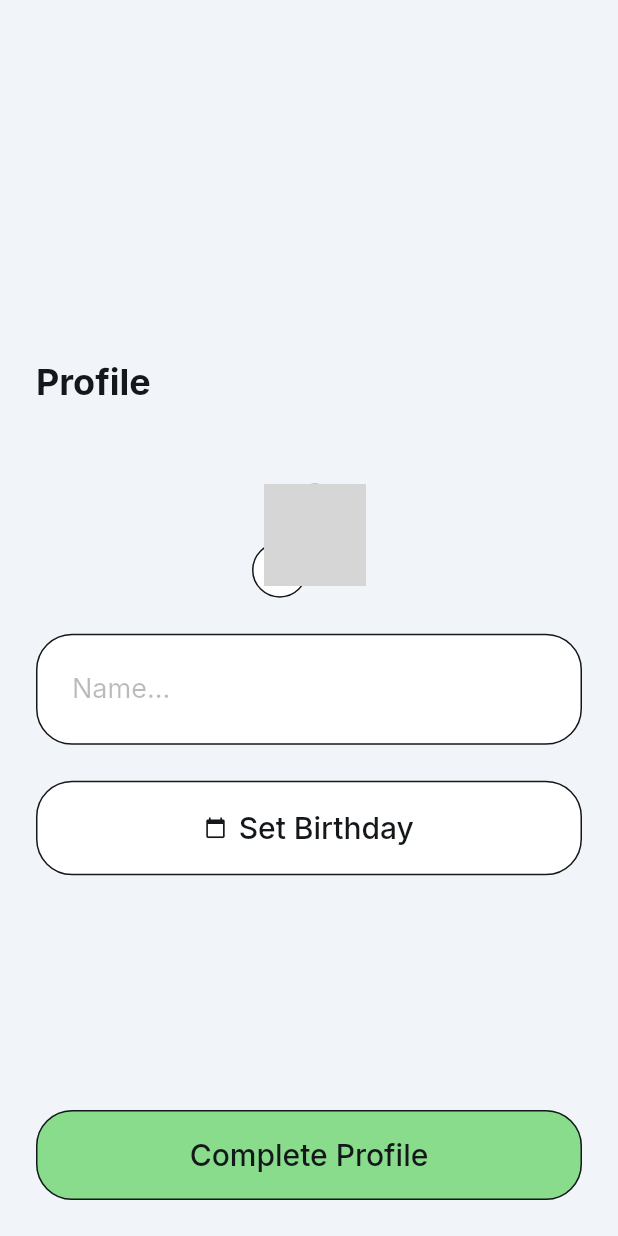
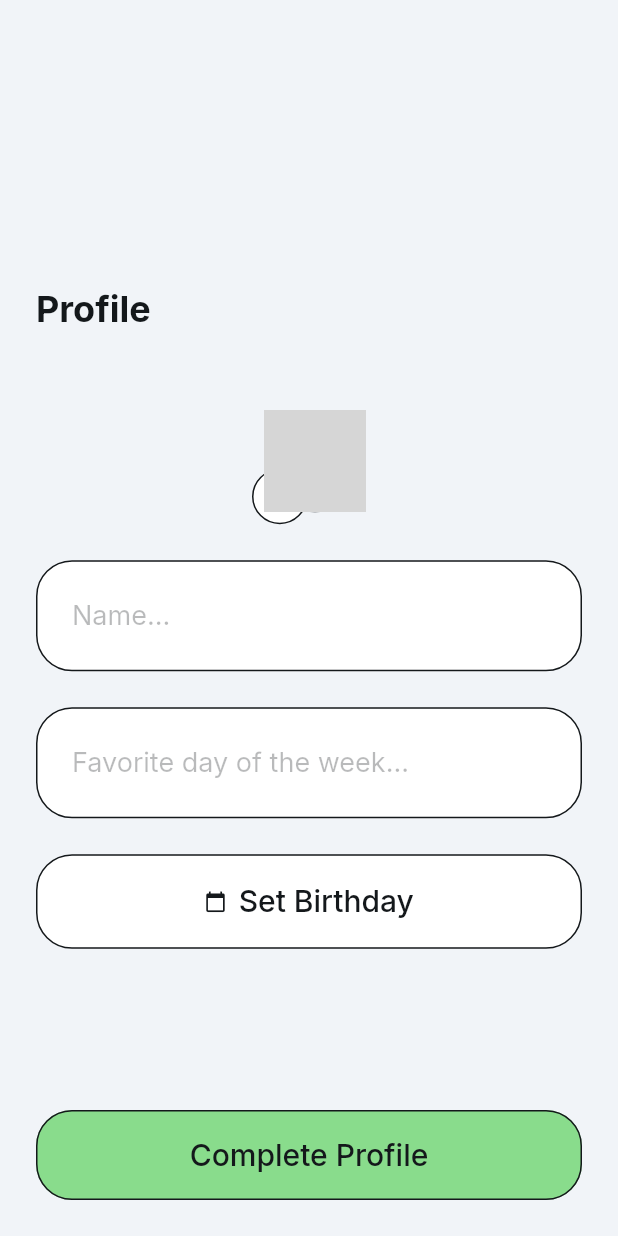
Before and after one commit to zoe92300/TodoApp-FlutterFlow, a Flutter app: the OnboardingWidget screen opened by its route, on a phone screen of 412 x 824 dp. Run offline on Flutter 3.47's test engine with Material 3 defaults, Android fonts, the phone set to English and light mode, and no system bars; drawn by our look-alikes of auto_size_text; our stand-ins replace cloud_firestore, easy_debounce, file_picker, firebase_auth, firebase_core, firebase_storage and 13 more; missing offline and left inert: json_path, mime_type; accounts and stored records are empty; network calls fail; grey boxes are pictures that could not be loaded.

Commit message:
Updating to latest FlutterFlow output.

```diff
--- a/lib/backend/schema/users_record.dart
+++ b/lib/backend/schema/users_record.dart
@@ -50,6 +50,11 @@ class UsersRecord extends FirestoreRecord {
   DateTime? get birthday => _birthday;
   bool hasBirthday() => _birthday != null;
 
+  // "favorite_day" field.
+  String? _favoriteDay;
+  String get favoriteDay => _favoriteDay ?? '';
+  bool hasFavoriteDay() => _favoriteDay != null;
+
   void _initializeFields() {
     _email = snapshotData['email'] as String?;
     _displayName = snapshotData['display_name'] as String?;
@@ -58,6 +63,7 @@ class UsersRecord extends FirestoreRecord {
     _createdTime = snapshotData['created_time'] as DateTime?;
     _phoneNumber = snapshotData['phone_number'] as String?;
     _birthday = snapshotData['birthday'] as DateTime?;
+    _favoriteDay = snapshotData['favorite_day'] as String?;
   }
 
   static CollectionReference get collection =>
@@ -101,6 +107,7 @@ Map<String, dynamic> createUsersRecordData({
   DateTime? createdTime,
   String? phoneNumber,
   DateTime? birthday,
+  String? favoriteDay,
 }) {
   final firestoreData = mapToFirestore(
     <String, dynamic>{
@@ -111,6 +118,7 @@ Map<String, dynamic> createUsersRecordData({
       'created_time': createdTime,
       'phone_number': phoneNumber,
       'birthday': birthday,
+      'favorite_day': favoriteDay,
     }.withoutNulls,
   );
 
@@ -128,7 +136,8 @@ class UsersRecordDocumentEquality implements Equality<UsersRecord> {
         e1?.uid == e2?.uid &&
         e1?.createdTime == e2?.createdTime &&
         e1?.phoneNumber == e2?.phoneNumber &&
-        e1?.birthday == e2?.birthday;
+        e1?.birthday == e2?.birthday &&
+        e1?.favoriteDay == e2?.favoriteDay;
   }
 
   @override
@@ -139,7 +148,8 @@ class UsersRecordDocumentEquality implements Equality<UsersRecord> {
         e?.uid,
         e?.createdTime,
         e?.phoneNumber,
-        e?.birthday
+        e?.birthday,
+        e?.favoriteDay
       ]);
 
   @override
--- a/lib/onboarding/onboarding_model.dart
+++ b/lib/onboarding/onboarding_model.dart
@@ -11,9 +11,13 @@ class OnboardingModel extends FlutterFlowModel<OnboardingWidget> {
   String uploadedFileUrl = '';
 
   // State field(s) for TextField widget.
-  FocusNode? textFieldFocusNode;
-  TextEditingController? textController;
-  String? Function(BuildContext, String?)? textControllerValidator;
+  FocusNode? textFieldFocusNode1;
+  TextEditingController? textController1;
+  String? Function(BuildContext, String?)? textController1Validator;
+  // State field(s) for TextField widget.
+  FocusNode? textFieldFocusNode2;
+  TextEditingController? textController2;
+  String? Function(BuildContext, String?)? textController2Validator;
   DateTime? datePicked;
 
   @override
@@ -21,7 +25,10 @@ class OnboardingModel extends FlutterFlowModel<OnboardingWidget> {
 
   @override
   void dispose() {
-    textFieldFocusNode?.dispose();
-    textController?.dispose();
+    textFieldFocusNode1?.dispose();
+    textController1?.dispose();
+
+    textFieldFocusNode2?.dispose();
+    textController2?.dispose();
   }
 }
--- a/lib/onboarding/onboarding_widget.dart
+++ b/lib/onboarding/onboarding_widget.dart
@@ -28,8 +28,11 @@ class _OnboardingWidgetState extends State<OnboardingWidget> {
     super.initState();
     _model = createModel(context, () => OnboardingModel());
 
-    _model.textController ??= TextEditingController();
-    _model.textFieldFocusNode ??= FocusNode();
+    _model.textController1 ??= TextEditingController();
+    _model.textFieldFocusNode1 ??= FocusNode();
+
+    _model.textController2 ??= TextEditingController();
+    _model.textFieldFocusNode2 ??= FocusNode();
 
     WidgetsBinding.instance.addPostFrameCallback((_) => safeSetState(() {}));
   }
@@ -185,10 +188,10 @@ class _OnboardingWidgetState extends State<OnboardingWidget> {
                     SizedBox(
                       width: double.infinity,
                       child: TextFormField(
-                        controller: _model.textController,
-                        focusNode: _model.textFieldFocusNode,
+                        controller: _model.textController1,
+                        focusNode: _model.textFieldFocusNode1,
                         onChanged: (_) => EasyDebounce.debounce(
-                          '_model.textController',
+                          '_model.textController1',
                           const Duration(milliseconds: 2000),
                           () => safeSetState(() {}),
                         ),
@@ -240,10 +243,10 @@ class _OnboardingWidgetState extends State<OnboardingWidget> {
                               FlutterFlowTheme.of(context).secondaryBackground,
                           contentPadding: const EdgeInsetsDirectional.fromSTEB(
                               24.0, 26.0, 24.0, 26.0),
-                          suffixIcon: _model.textController!.text.isNotEmpty
+                          suffixIcon: _model.textController1!.text.isNotEmpty
                               ? InkWell(
                                   onTap: () async {
-                                    _model.textController?.clear();
+                                    _model.textController1?.clear();
                                     safeSetState(() {});
                                   },
                                   child: const Icon(
@@ -259,8 +262,71 @@ class _OnboardingWidgetState extends State<OnboardingWidget> {
                             ),
                         keyboardType: TextInputType.name,
                         cursorColor: FlutterFlowTheme.of(context).primaryText,
-                        validator:
-                            _model.textControllerValidator.asValidator(context),
+                        validator: _model.textController1Validator
+                            .asValidator(context),
+                      ),
+                    ),
+                    SizedBox(
+                      width: double.infinity,
+                      child: TextFormField(
+                        controller: _model.textController2,
+                        focusNode: _model.textFieldFocusNode2,
+                        autofocus: false,
+                        obscureText: false,
+                        decoration: InputDecoration(
+                          isDense: true,
+                          labelStyle:
+                              FlutterFlowTheme.of(context).labelLarge.override(
+                                    fontFamily: 'Inter',
+                                    letterSpacing: 0.0,
+                                  ),
+                          hintText: 'Favorite day of the week...',
+                          hintStyle:
+                              FlutterFlowTheme.of(context).labelLarge.override(
+                                    fontFamily: 'Inter',
+                                    letterSpacing: 0.0,
+                                  ),
+                          enabledBorder: OutlineInputBorder(
+                            borderSide: BorderSide(
+                              color: FlutterFlowTheme.of(context).primaryText,
+                              width: 1.0,
+                            ),
+                            borderRadius: BorderRadius.circular(24.0),
+                          ),
+                          focusedBorder: OutlineInputBorder(
+                            borderSide: BorderSide(
+                              color: FlutterFlowTheme.of(context).primary,
+                              width: 1.0,
+                            ),
+                            borderRadius: BorderRadius.circular(24.0),
+                          ),
+                          errorBorder: OutlineInputBorder(
+                            borderSide: BorderSide(
+                              color: FlutterFlowTheme.of(context).error,
+                              width: 1.0,
+                            ),
+                            borderRadius: BorderRadius.circular(24.0),
+                          ),
+                          focusedErrorBorder: OutlineInputBorder(
+                            borderSide: BorderSide(
+                              color: FlutterFlowTheme.of(context).error,
+                              width: 1.0,
+                            ),
+                            borderRadius: BorderRadius.circular(24.0),
+                          ),
+                          filled: true,
+                          fillColor:
+                              FlutterFlowTheme.of(context).secondaryBackground,
+                          contentPadding: const EdgeInsetsDirectional.fromSTEB(
+                              24.0, 26.0, 24.0, 26.0),
+                        ),
+                        style: FlutterFlowTheme.of(context).bodyMedium.override(
+                              fontFamily: 'Inter',
+                              letterSpacing: 0.0,
+                            ),
+                        cursorColor: FlutterFlowTheme.of(context).primaryText,
+                        validator: _model.textController2Validator
+                            .asValidator(context),
                       ),
                     ),
                     FFButtonWidget(
@@ -346,8 +412,12 @@ class _OnboardingWidgetState extends State<OnboardingWidget> {
                   child: FFButtonWidget(
                     onPressed: () async {
                       await currentUserReference!.update(createUsersRecordData(
-                        displayName: _model.textController.text,
+                        displayName: _model.textController1.text,
                         birthday: _model.datePicked,
+                        favoriteDay: valueOrDefault<String>(
+                          valueOrDefault(currentUserDocument?.favoriteDay, ''),
+                          'monday',
+                        ),
                       ));
 
                       context.goNamed('tasks');
```
Also changed, not shown: lib/tasks/tasks_widget.dart (+33 -2 lines).
